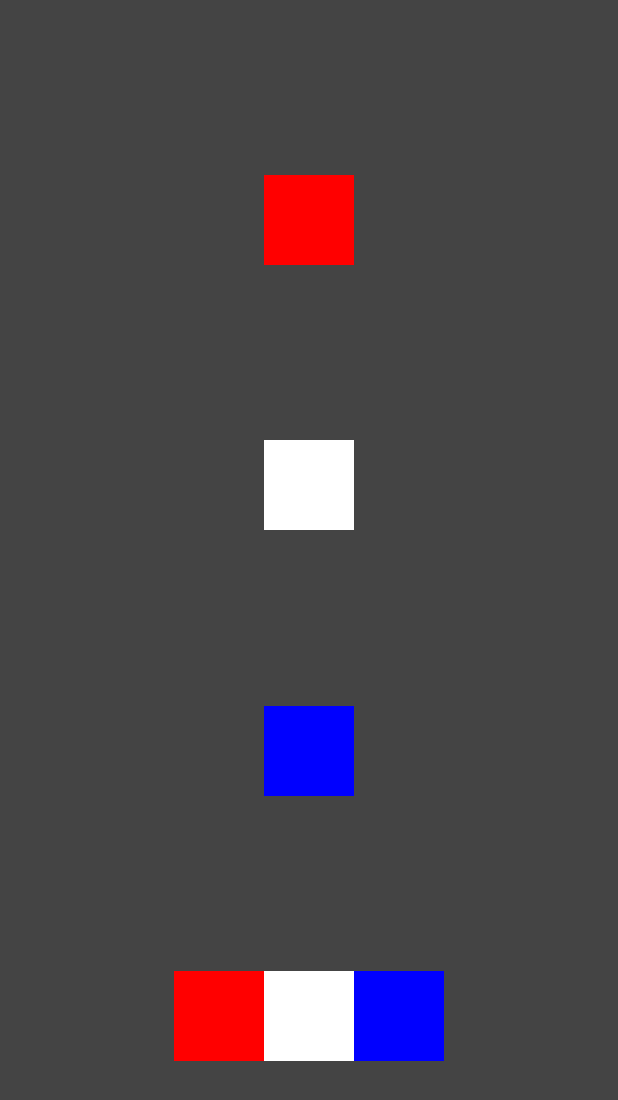
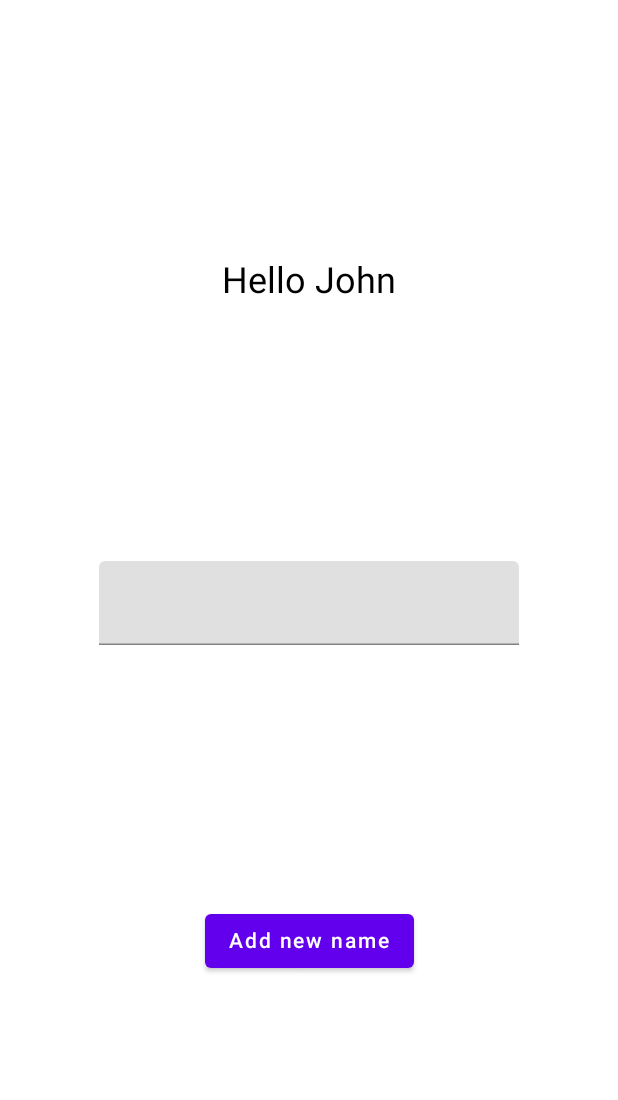
Before and after one commit to Qloozen/Simple-Text-Compose-Application, an Android app built with Jetpack Compose: the screen it shows after launch (MainActivity), on a phone screen of 412 x 824 dp. Shown: the top 1100 px of the screen. Run offline under Robolectric (Android 15) with nearby library versions, the phone set to English and light mode, and no system bars.

Commit message:
Added a simple name list state for adding new names

```diff
--- a/app/src/main/java/com/example/simpletextcomposeapplication/MainActivity.kt
+++ b/app/src/main/java/com/example/simpletextcomposeapplication/MainActivity.kt
@@ -3,15 +3,27 @@ package com.example.simpletextcomposeapplication
 import android.os.Bundle
 import androidx.activity.ComponentActivity
 import androidx.activity.compose.setContent
+import androidx.compose.foundation.border
 import androidx.compose.foundation.layout.*
-import androidx.compose.material.Surface
+import androidx.compose.material.*
 import androidx.compose.runtime.Composable
+import androidx.compose.runtime.mutableStateListOf
+import androidx.compose.runtime.mutableStateOf
+import androidx.compose.runtime.remember
 import androidx.compose.ui.Alignment
 import androidx.compose.ui.Modifier
 import androidx.compose.ui.graphics.Color
+import androidx.compose.ui.graphics.RectangleShape
 import androidx.compose.ui.tooling.preview.Preview
 import androidx.compose.ui.unit.dp
 import com.example.simpletextcomposeapplication.ui.theme.SimpleTextComposeApplicationTheme
+
+val greetingList : ArrayList<String> = arrayListOf(
+    "Name1",
+    "Name2",
+    "Name3",
+    "Name4"
+)
 
 class MainActivity : ComponentActivity() {
     override fun onCreate(savedInstanceState: Bundle?) {
@@ -24,38 +36,55 @@ class MainActivity : ComponentActivity() {
 
 @Composable
 fun MainScreen() {
+    // When states changes will cause recomposition of the composable, so the changes will be displayed for dynamic content.
+    val greetingListState = remember { mutableStateListOf<String>("John")}
+    val newNameStateContent = remember { mutableStateOf("")}
+
     Surface(
-        color = Color.DarkGray,
+        color = Color.White,
         modifier = Modifier.fillMaxSize()
+    ) {
+        GreetingList(
+            greetingListState,
+            { greetingListState.add(newNameStateContent.value) },
+            newNameStateContent.value,
+            { newName -> newNameStateContent.value = newName})
+    }
+}
+
+@Composable
+fun GreetingList(greetingList: List<String>,
+                 buttonClick: () -> Unit,
+                 textFieldValue: String,
+                 textFieldUpdate: (newName: String) -> Unit
 ) {
     Column(
         Modifier.fillMaxSize(),
         verticalArrangement = Arrangement.SpaceEvenly,
         horizontalAlignment = Alignment.CenterHorizontally
     ) {
-            ColoredSquare(Color.Red)
-            ColoredSquare(Color.White)
-            ColoredSquare(Color.Blue)
-            Row(
-                modifier = Modifier.fillMaxWidth(),
-                horizontalArrangement = Arrangement.Center
-            ) {
-                ColoredSquare(Color.Red)
-                ColoredSquare(Color.White)
-                ColoredSquare(Color.Blue)
+        for(name in greetingList) {
+            Greeting(name = name)
         }
+
+        // Creating a simple TextField.
+        // 'value' holds the input value stored in the state.
+        // 'onValueChange' is a lambda where the input in the state is getting replaced.
+        // All state changes should not be handled by the composable itself, therefore delegate it to the parent. */
+        TextField(value = textFieldValue, onValueChange = textFieldUpdate)
+
+        Button(onClick = buttonClick) {
+            Text("Add new name")
         }
     }
 }
 
 @Composable
-fun ColoredSquare(color: Color) {
-    Surface(
-        color = color,
-        modifier = Modifier
-            .height(60.dp)
-            .width(60.dp)
-    ) {}
+fun Greeting(name: String) {
+    Text(
+        text = "Hello $name",
+        style = MaterialTheme.typography.h5
+    )
 }
 
 @Preview(showBackground = true)
```
Lines whose indentation alone changed are shown as unchanged.
